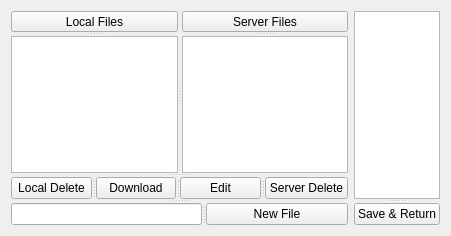
AlexandruTudose/ReteleCalculatoare, file Project-CollaborativeNotepad/CN_client/cn_client.ui: the form before one commit.
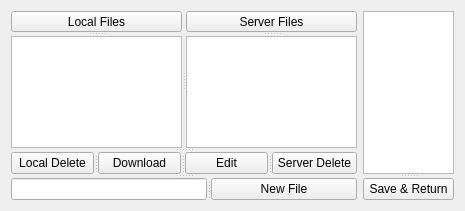
The form after the commit.

What changed in the file:
```diff
--- a/Project-CollaborativeNotepad/CN_client/cn_client.ui
+++ b/Project-CollaborativeNotepad/CN_client/cn_client.ui
@@ -6,8 +6,8 @@
    <rect>
     <x>0</x>
     <y>0</y>
-    <width>451</width>
-    <height>236</height>
+    <width>465</width>
+    <height>211</height>
    </rect>
   </property>
   <property name="sizePolicy">
```
